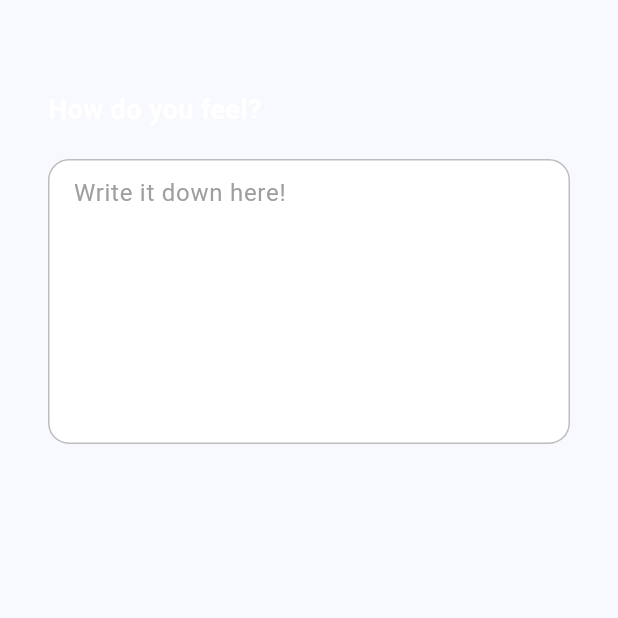
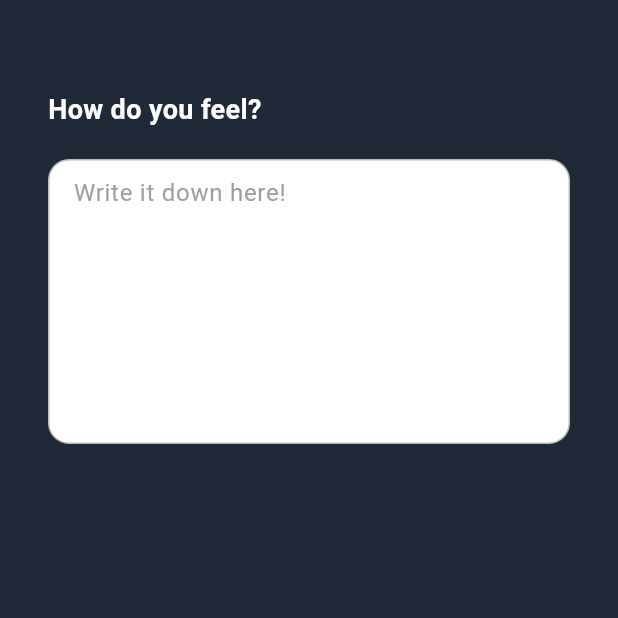
Before and after one commit to jundev5796/flutter-final-project, a Flutter app: the PostScreen screen opened directly, on a phone screen of 412 x 824 dp, the top half of it. Run offline on Flutter 3.47's test engine with Material 2 defaults, Android fonts, the phone set to English and light mode, and no system bars; our stand-ins replace firebase_auth, firebase_core, flutter_riverpod, font_awesome_flutter, go_router; accounts and stored records are empty.

Commit message:
removed focus on textbox when tapped on scaffold

```diff
--- a/lib/features/main/tab_screens/post_screen.dart
+++ b/lib/features/main/tab_screens/post_screen.dart
@@ -10,9 +10,17 @@ class PostScreen extends StatefulWidget {
 }
 
 class _PostScreenState extends State<PostScreen> {
+  void _onScaffoldTap() {
+    FocusScope.of(context).unfocus();
+  }
+
   @override
   Widget build(BuildContext context) {
-    return Padding(
+    return GestureDetector(
+      onTap: _onScaffoldTap,
+      child: Scaffold(
+        backgroundColor: const Color(0xFF1F2937),
+        body: Padding(
           padding: const EdgeInsets.symmetric(
             vertical: Sizes.size20,
             horizontal: Sizes.size32,
@@ -66,6 +74,8 @@ class _PostScreenState extends State<PostScreen> {
               ),
             ],
           ),
+        ),
+      ),
     );
   }
 }
```
Lines whose indentation alone changed are shown as unchanged.
